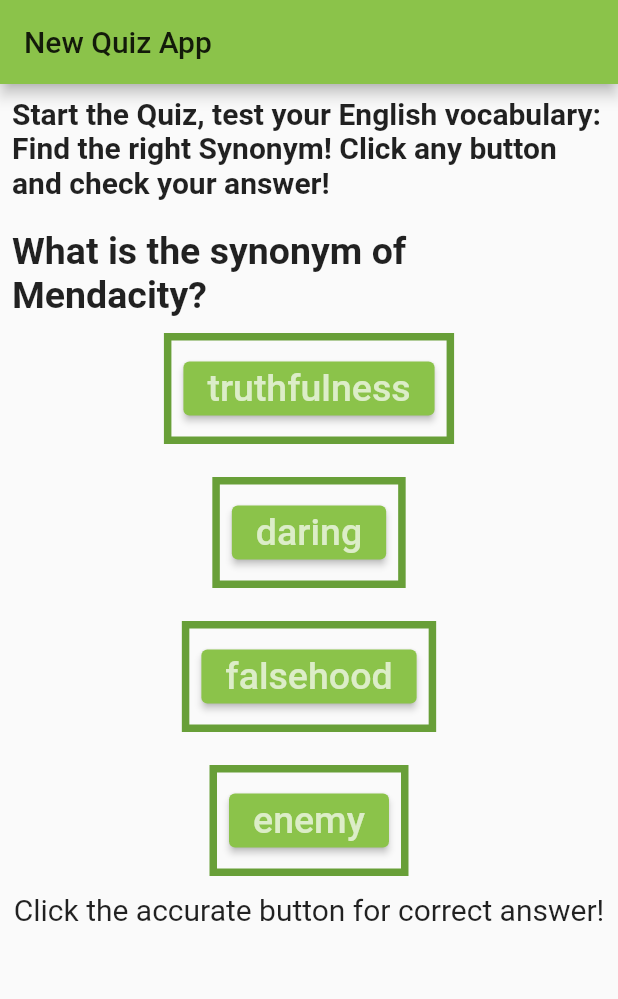
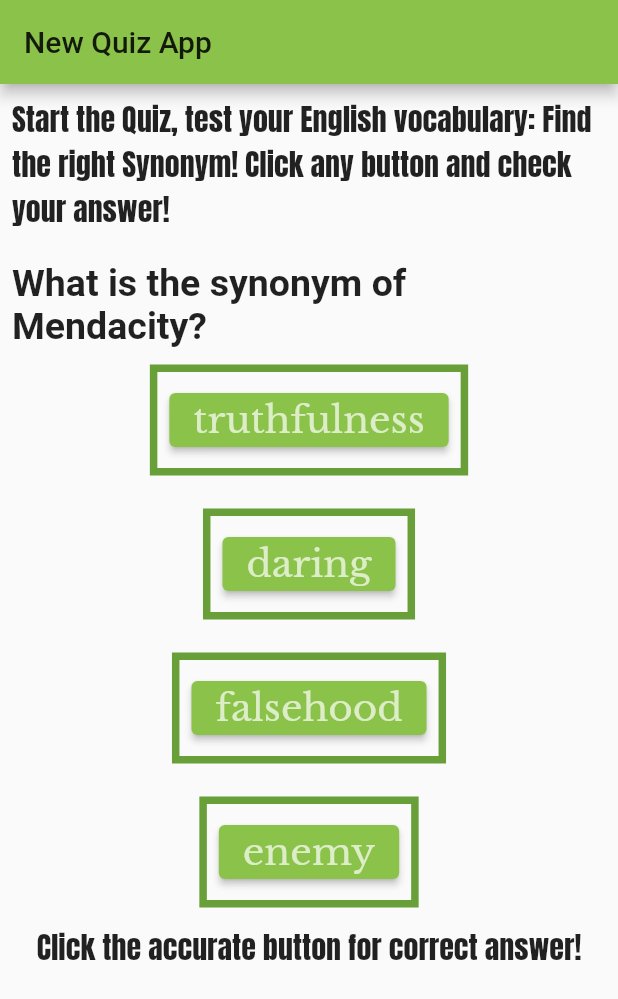
Before and after one commit to sanjibsinha/styling_theming_flutter, a Flutter app: the screen it shows after launch, on a phone screen of 412 x 824 dp. Shown: the top 999 px of the screen. Run offline on Flutter 3.47's test engine with Material 2 defaults, Android fonts, the light colour scheme and no system bars.

Commit message:
adding styling changing fonts

```diff
--- a/lib/controllers/check_answer_widget.dart
+++ b/lib/controllers/check_answer_widget.dart
@@ -13,6 +13,7 @@ class CheckAnswerWidget extends StatelessWidget {
       context.watch<QuestionAndAnswerModel>().answerChecking,
       style: TextStyle(
         fontSize: 20.0,
+        fontFamily: 'Anton',
       ),
     );
   }
--- a/lib/controllers/elevated_button_widget.dart
+++ b/lib/controllers/elevated_button_widget.dart
@@ -20,6 +20,7 @@ class ElevatedButtonWidget extends StatelessWidget {
         answer,
         style: TextStyle(
           fontSize: 25.0,
+          fontFamily: 'LibreBaskerville',
           color: Theme.of(context).primaryColorLight,
         ),
       ),
--- a/lib/views/styling_theming_first_view.dart
+++ b/lib/views/styling_theming_first_view.dart
@@ -26,7 +26,8 @@ class StylingThemingFirstView extends StatelessWidget {
                   ' Click any button and check your answer!',
                   style: TextStyle(
                     fontSize: 20.0,
-                    fontWeight: FontWeight.bold,
+                    //fontWeight: FontWeight.bold,
+                    fontFamily: 'Anton',
                   ),
                 ),
                 SizedBox(height: 20.0),
```
Also changed, not shown: pubspec.yaml (+8 -8 lines), assets/fonts/Anton-Regular.ttf (added), assets/fonts/LibreBaskerville-Regular.ttf (added).
